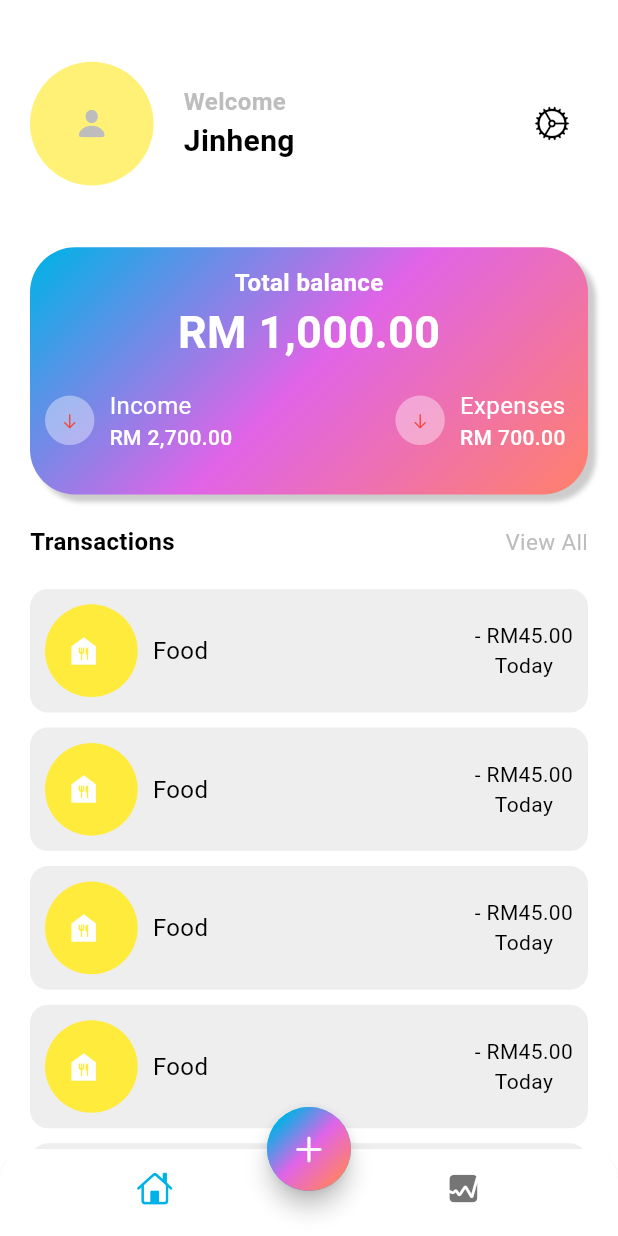
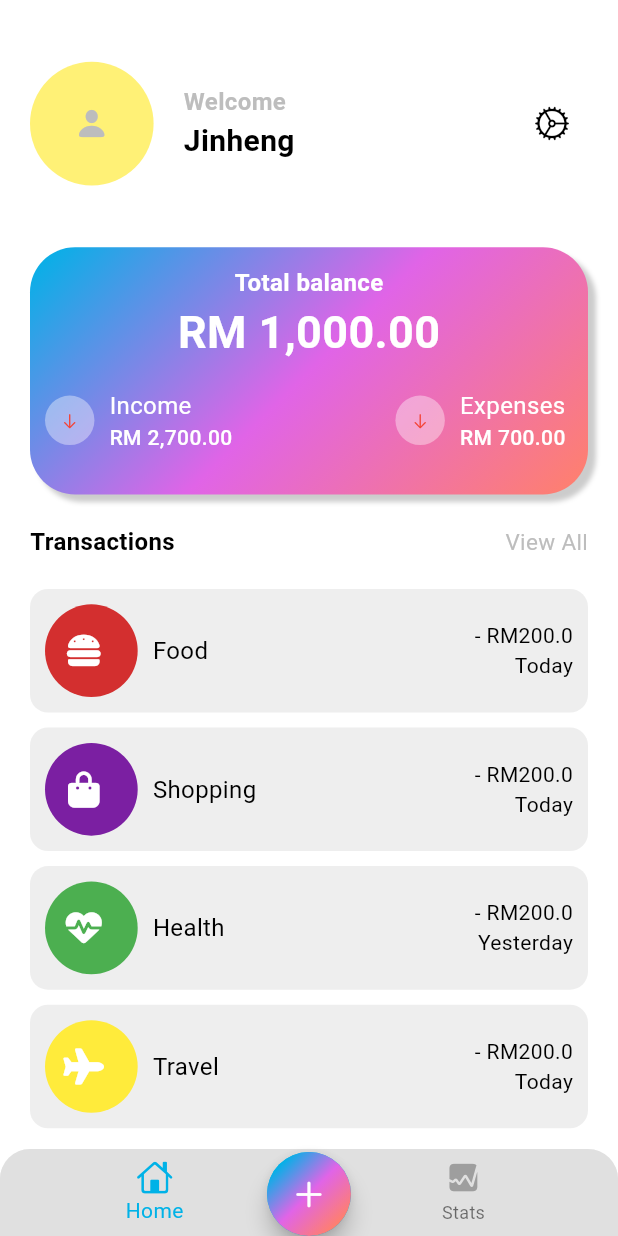
Before and after one commit to jinheng0301/Expense-tracker-app, a Flutter app: the screen it shows after launch, on a phone screen of 412 x 824 dp. Run offline on Flutter 3.47's test engine with Material 3 defaults, Android fonts, the phone set to English and light mode, and no system bars; our stand-ins replace fl_chart, font_awesome_flutter.

Commit message:
done the ui development.

```diff
--- a/track_your_expenses/lib/app_view.dart
+++ b/track_your_expenses/lib/app_view.dart
@@ -1,5 +1,5 @@
 import 'package:flutter/material.dart';
-import 'package:track_your_expenses/screens/home/views/home_screen.dart';
+import 'package:track_your_expenses/screens/home/home_screen.dart';
 
 class MyAppView extends StatelessWidget {
   const MyAppView({super.key});
--- /dev/null
+++ b/track_your_expenses/lib/data/dart.dart
@@ -0,0 +1,45 @@
+import 'package:flutter/material.dart';
+import 'package:font_awesome_flutter/font_awesome_flutter.dart';
+
+List<Map<String, dynamic>> myTransactionsData = [
+  {
+    'icon': const FaIcon(
+      FontAwesomeIcons.burger,
+      color: Colors.white,
+    ),
+    'color': Colors.red[700],
+    'name': 'Food',
+    'totalAmount': '- RM200.0',
+    'date': 'Today',
+  },
+  {
+    'icon': const FaIcon(
+      FontAwesomeIcons.bagShopping,
+      color: Colors.white,
+    ),
+    'color': Colors.purple[700],
+    'name': 'Shopping',
+    'totalAmount': '- RM200.0',
+    'date': 'Today',
+  },
+  {
+    'icon': const FaIcon(
+      FontAwesomeIcons.heartbeat,
+      color: Colors.white,
+    ),
+    'color': Colors.green,
+    'name': 'Health',
+    'totalAmount': '- RM200.0',
+    'date': 'Yesterday',
+  },
+  {
+    'icon': const FaIcon(
+      FontAwesomeIcons.plane,
+      color: Colors.white,
+    ),
+    'color': Colors.yellow,
+    'name': 'Travel',
+    'totalAmount': '- RM200.0',
+    'date': 'Today',
+  },
+];
--- /dev/null
+++ b/track_your_expenses/lib/screens/home/home_screen.dart
@@ -0,0 +1,114 @@
+import 'dart:math';
+
+import 'package:flutter/cupertino.dart';
+import 'package:flutter/material.dart';
+import 'package:track_your_expenses/screens/home/views/main_screen.dart';
+import 'package:track_your_expenses/screens/home/views/stat_screen.dart';
+
+class HomeScreen extends StatefulWidget {
+  const HomeScreen({super.key});
+
+  @override
+  State<HomeScreen> createState() => _HomeScreenState();
+}
+
+class _HomeScreenState extends State<HomeScreen> {
+  late PageController pageController;
+  int _page = 0;
+
+  var appScreen = [
+    MainScreen(),
+    StatScreen(),
+  ];
+
+  @override
+  void initState() {
+    super.initState();
+    pageController = PageController();
+  }
+
+  @override
+  void dispose() {
+    pageController.dispose();
+    super.dispose();
+  }
+
+  void navigationTapped(int page) {
+    pageController.jumpToPage(page);
+  }
+
+  void onPageChanged(int page) {
+    setState(() {
+      _page = page;
+    });
+  }
+
+  @override
+  Widget build(BuildContext context) {
+    final width = MediaQuery.of(context).size.width;
+    final height = MediaQuery.of(context).size.height;
+
+    return Scaffold(
+      body: Scaffold(
+        body: PageView(
+          controller: pageController,
+          onPageChanged: onPageChanged,
+          physics: NeverScrollableScrollPhysics(),
+          children: appScreen,
+        ),
+        bottomNavigationBar: ClipRRect(
+          borderRadius: BorderRadius.vertical(
+            top: Radius.circular(20),
+          ),
+          child: BottomNavigationBar(
+            backgroundColor: Colors.grey.shade300,
+            onTap: navigationTapped,
+            items: [
+              BottomNavigationBarItem(
+                icon: Icon(
+                  CupertinoIcons.home,
+                  color: _page == 0
+                      ? Theme.of(context).colorScheme.primary
+                      : Colors.grey,
+                ),
+                label: 'Home',
+              ),
+              BottomNavigationBarItem(
+                icon: Icon(
+                  CupertinoIcons.graph_square_fill,
+                  color: _page == 1
+                      ? Theme.of(context).colorScheme.primary
+                      : Colors.grey,
+                ),
+                label: 'Stats',
+              ),
+            ],
+          ),
+        ),
+      ),
+      floatingActionButtonLocation: FloatingActionButtonLocation.centerDocked,
+      floatingActionButton: FloatingActionButton(
+        shape: CircleBorder(),
+        onPressed: () {},
+        child: Container(
+          width: width * 0.15,
+          height: height * 0.15,
+          decoration: BoxDecoration(
+            shape: BoxShape.circle,
+            gradient: LinearGradient(
+              colors: [
+                Theme.of(context).colorScheme.primary,
+                Theme.of(context).colorScheme.secondary,
+                Theme.of(context).colorScheme.tertiary,
+              ],
+              transform: GradientRotation(pi / 4),
+            ),
+          ),
+          child: Icon(
+            CupertinoIcons.add,
+          ),
+        ),
+      ),
+    );
+  }
+}
--- a/track_your_expenses/lib/screens/home/views/home_screen.dart
+++ /dev/null
@@ -1,66 +0,0 @@
-import 'dart:math';
-
-import 'package:flutter/cupertino.dart';
-import 'package:flutter/material.dart';
-import 'package:track_your_expenses/screens/home/views/main_screen.dart';
-
-class HomeScreen extends StatelessWidget {
-  const HomeScreen({super.key});
-
-  @override
-  Widget build(BuildContext context) {
-    final width = MediaQuery.of(context).size.width;
-    final height = MediaQuery.of(context).size.height;
-
-    return Scaffold(
-      // appBar: AppBar(
-      //   title: Text('Home'),
-      // ),
-      body: MainScreen(),
-      bottomNavigationBar: ClipRRect(
-        borderRadius: BorderRadius.vertical(
-          top: Radius.circular(20),
-        ),
-        child: BottomNavigationBar(
-          backgroundColor: Colors.white,
-          showSelectedLabels: false,
-          showUnselectedLabels: false,
-          elevation: 3,
-          items: [
-            BottomNavigationBarItem(
-              icon: Icon(CupertinoIcons.home),
-              label: 'Home',
-            ),
-            BottomNavigationBarItem(
-              icon: Icon(CupertinoIcons.graph_square_fill),
-              label: 'Stats',
-            ),
-          ],
-        ),
-      ),
-      floatingActionButtonLocation: FloatingActionButtonLocation.centerDocked,
-      floatingActionButton: FloatingActionButton(
-        shape: CircleBorder(),
-        onPressed: () {},
-        child: Container(
-          width: width * 0.15,
-          height: height * 0.15,
-          decoration: BoxDecoration(
-            shape: BoxShape.circle,
-            gradient: LinearGradient(
-              colors: [
-                Theme.of(context).colorScheme.primary,
-                Theme.of(context).colorScheme.secondary,
-                Theme.of(context).colorScheme.tertiary,
-              ],
-              transform: GradientRotation(pi / 4),
-            ),
-          ),
-          child: Icon(
-            CupertinoIcons.add,
-          ),
-        ),
-      ),
-    );
-  }
-}
--- a/track_your_expenses/lib/screens/home/views/main_screen.dart
+++ b/track_your_expenses/lib/screens/home/views/main_screen.dart
@@ -2,6 +2,7 @@ import 'dart:math';
 
 import 'package:flutter/cupertino.dart';
 import 'package:flutter/material.dart';
+import 'package:track_your_expenses/data/dart.dart';
 
 class MainScreen extends StatelessWidget {
   const MainScreen({super.key});
@@ -16,6 +17,7 @@ class MainScreen extends StatelessWidget {
         padding: const EdgeInsets.symmetric(horizontal: 20),
         child: Column(
           children: [
+            // For the welcome and settings icon
             Row(
               mainAxisAlignment: MainAxisAlignment.spaceBetween,
               children: [
@@ -38,7 +40,7 @@ class MainScreen extends StatelessWidget {
                         ),
                       ],
                     ),
-                    SizedBox(width: 20),
+                    const SizedBox(width: 20),
                     Column(
                       crossAxisAlignment: CrossAxisAlignment.start,
                       children: [
@@ -64,12 +66,14 @@ class MainScreen extends StatelessWidget {
                 ),
                 IconButton(
                   onPressed: () {},
-                  icon: Icon(
+                  icon: const Icon(
                     CupertinoIcons.settings,
                   ),
                 ),
               ],
             ),
+
+            // For the credit card
             Container(
               width: double.infinity,
               height: height * 0.2,
@@ -81,20 +85,20 @@ class MainScreen extends StatelessWidget {
                     Theme.of(context).colorScheme.secondary,
                     Theme.of(context).colorScheme.tertiary,
                   ],
-                  transform: GradientRotation(pi / 4),
+                  transform: const GradientRotation(pi / 4),
                 ),
                 boxShadow: [
                   BoxShadow(
                     blurRadius: 2,
                     color: Colors.black.withOpacity(0.2),
-                    offset: Offset(5, 5),
+                    offset: const Offset(5, 5),
                   ),
                 ],
               ),
               child: Column(
                 mainAxisAlignment: MainAxisAlignment.center,
                 children: [
-                  Text(
+                  const Text(
                     'Total balance',
                     style: TextStyle(
                       fontSize: 16,
@@ -102,7 +106,7 @@ class MainScreen extends StatelessWidget {
                       fontWeight: FontWeight.w600,
                     ),
                   ),
-                  Text(
+                  const Text(
                     'RM 1,000.00',
                     style: TextStyle(
                       fontSize: 30,
@@ -116,15 +120,15 @@ class MainScreen extends StatelessWidget {
                       Row(
                         children: [
                           Padding(
-                            padding: EdgeInsets.symmetric(horizontal: 10),
+                            padding: const EdgeInsets.symmetric(horizontal: 10),
                             child: Container(
                               width: width * 0.08,
                               height: height * 0.09,
-                              decoration: BoxDecoration(
+                              decoration: const BoxDecoration(
                                 color: Colors.white38,
                                 shape: BoxShape.circle,
                               ),
-                              child: Center(
+                              child: const Center(
                                 child: Icon(
                                   CupertinoIcons.arrow_down,
                                   size: 12,
@@ -133,7 +137,7 @@ class MainScreen extends StatelessWidget {
                               ),
                             ),
                           ),
-                          Column(
+                          const Column(
                             crossAxisAlignment: CrossAxisAlignment.start,
                             children: [
                               Text(
@@ -157,19 +161,20 @@ class MainScreen extends StatelessWidget {
                         ],
                       ),
                       Padding(
-                        padding: EdgeInsets.only(right: 15),
+                        padding: const EdgeInsets.only(right: 15),
                         child: Row(
                           children: [
                             Padding(
-                              padding: EdgeInsets.symmetric(horizontal: 10),
+                              padding:
+                                  const EdgeInsets.symmetric(horizontal: 10),
                               child: Container(
                                 width: width * 0.08,
                                 height: height * 0.09,
-                                decoration: BoxDecoration(
+                                decoration: const BoxDecoration(
                                   color: Colors.white38,
                                   shape: BoxShape.circle,
                                 ),
-                                child: Center(
+                                child: const Center(
                                   child: Icon(
                                     CupertinoIcons.arrow_down,
                                     size: 12,
@@ -178,7 +183,7 @@ class MainScreen extends StatelessWidget {
                                 ),
                               ),
                             ),
-                            Column(
+                            const Column(
                               crossAxisAlignment: CrossAxisAlignment.start,
                               children: [
                                 Text(
@@ -207,7 +212,10 @@ class MainScreen extends StatelessWidget {
                 ],
               ),
             ),
-            SizedBox(height: 20),
+
+            const SizedBox(height: 20),
+
+            // For the transactions and view all texts
             Row(
               mainAxisAlignment: MainAxisAlignment.spaceBetween,
               children: [
@@ -232,13 +240,16 @@ class MainScreen extends StatelessWidget {
                 ),
               ],
             ),
-            SizedBox(height: 20),
+
+            const SizedBox(height: 20),
+
+            // For the list of transactions
             Expanded(
               child: ListView.builder(
-                itemCount: 5,
+                itemCount: myTransactionsData.length,
                 itemBuilder: (context, index) {
                   return Container(
-                    margin: EdgeInsets.only(bottom: 10),
+                    margin: const EdgeInsets.only(bottom: 10),
                     decoration: BoxDecoration(
                       color: Colors.grey.shade200,
                       borderRadius: BorderRadius.circular(12),
@@ -257,20 +268,17 @@ class MainScreen extends StatelessWidget {
                                     width: width * 0.15,
                                     height: height * 0.1,
                                     decoration: BoxDecoration(
-                                      color: Colors.yellow,
+                                      color: myTransactionsData[index]['color'],
                                       shape: BoxShape.circle,
                                     ),
                                   ),
                                 ),
-                                Icon(
-                                  Icons.food_bank,
-                                  color: Colors.white,
-                                ),
+                                myTransactionsData[index]['icon'],
                               ],
                             ),
-                            SizedBox(width: 10),
+                            const SizedBox(width: 10),
                             Text(
-                              'Food',
+                              myTransactionsData[index]['name'],
                               style: TextStyle(
                                 fontSize: 16,
                                 color:
@@ -281,11 +289,12 @@ class MainScreen extends StatelessWidget {
                           ],
                         ),
                         Padding(
-                          padding: EdgeInsets.only(right: 10),
+                          padding: const EdgeInsets.only(right: 10),
                           child: Column(
+                            crossAxisAlignment: CrossAxisAlignment.end,
                             children: [
                               Text(
-                                '- RM45.00',
+                                myTransactionsData[index]['totalAmount'],
                                 style: TextStyle(
                                   fontSize: 14,
                                   color: Theme.of(context)
@@ -295,7 +304,7 @@ class MainScreen extends StatelessWidget {
                                 ),
                               ),
                               Text(
-                                'Today',
+                                myTransactionsData[index]['date'],
                                 style: TextStyle(
                                   fontSize: 14,
                                   color: Theme.of(context)
--- a/track_your_expenses/pubspec.yaml
+++ b/track_your_expenses/pubspec.yaml
@@ -35,6 +35,8 @@ dependencies:
   # The following adds the Cupertino Icons font to your application.
   # Use with the CupertinoIcons class for iOS style icons.
   cupertino_icons: ^1.0.8
+  font_awesome_flutter: ^10.8.0
+  fl_chart: ^0.70.0
 
 dev_dependencies:
   flutter_test:
```
Also changed, not shown: track_your_expenses/lib/screens/home/views/stat_screen.dart (added, +48 -0 lines), track_your_expenses/lib/stats/chart.dart (added, +167 -0 lines), track_your_expenses/pubspec.lock.
